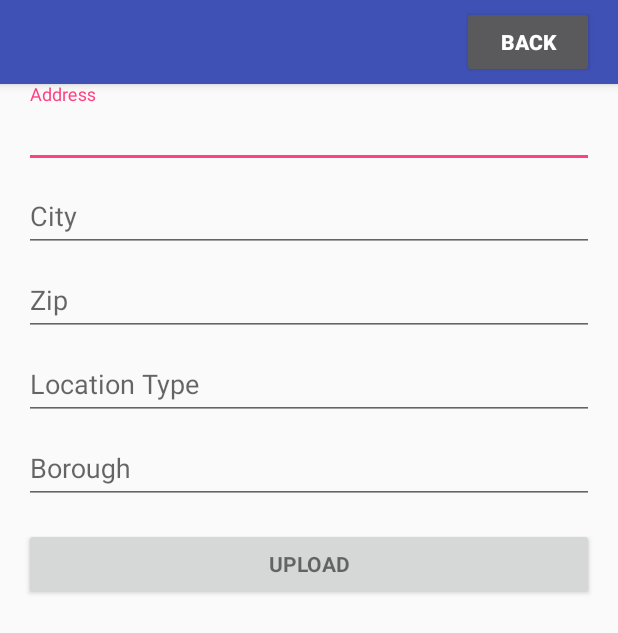
After one commit to prabhathc/2340, an Android app: the AddRatActivity screen opened directly, with no data from a screen before it, on a phone screen of 412 x 824 dp. The commit adds this screen. Shown: the top 633 px of the screen. Run offline under Robolectric (Android 15) with nearby library versions, the phone set to English and light mode, and no system bars; our stand-ins replace Firebase (no records; nobody signed in at launch, a user with empty details on screens opened directly).

Commit message:
added basic add rat activity

```diff
--- a/app/build.gradle
+++ b/app/build.gradle
@@ -38,4 +38,5 @@ dependencies {
 
 
 
+
 apply plugin: 'com.google.gms.google-services'
--- a/app/src/main/AndroidManifest.xml
+++ b/app/src/main/AndroidManifest.xml
@@ -6,6 +6,8 @@
     <uses-permission android:name="android.permission.GET_ACCOUNTS" />
     <uses-permission android:name="android.permission.READ_PROFILE" />
     <uses-permission android:name="android.permission.READ_CONTACTS" />
+    <uses-permission android:name="android.permission.ACCESS_FINE_LOCATION" />
+    <uses-permission android:name="android.permission.INTERNET" />
 
     <application
         android:allowBackup="true"
@@ -27,7 +29,9 @@
             android:name=".MainActivity"
             android:label="@string/title_activity_main"
             android:theme="@style/AppTheme.NoActionBar" />
-        <activity android:name=".RegistrationActivity"></activity>
+        <activity android:name=".RegistrationActivity" />
+        <activity android:name=".AddRatActivity"
+            android:theme="@style/AppTheme.NoActionBar"></activity>
     </application>
 
 </manifest>
--- /dev/null
+++ b/app/src/main/java/cs2340/theratpack/ratapp/AddRatActivity.java
@@ -0,0 +1,145 @@
+package cs2340.theratpack.ratapp;
+
+import android.content.Context;
+import android.content.Intent;
+import android.location.Location;
+import android.location.LocationManager;
+import android.support.v7.app.AppCompatActivity;
+import android.os.Bundle;
+import android.text.TextUtils;
+import android.util.Log;
+import android.view.View;
+
+import android.webkit.GeolocationPermissions;
+import android.widget.Button;
+import android.widget.EditText;
+
+import com.google.firebase.database.DatabaseReference;
+import com.google.firebase.database.FirebaseDatabase;
+
+import java.util.Calendar;
+import java.util.Date;
+
+import static cs2340.theratpack.ratapp.MainActivity.ratModel;
+
+public class AddRatActivity extends AppCompatActivity {
+
+
+    private String uniqueKey = "" + (int) Math.floor(Math.random()*100);
+    private double latitude =40.730610;
+    private double longitude = 	-73.935242;
+    private String createdDate = "" + Calendar.DATE ;
+
+
+    private EditText mLocationType;
+    private EditText mIncidentZip;
+    private EditText mIncidentAddress;
+    private EditText mCity;
+    private EditText mBorough;
+
+    @Override
+    protected void onCreate(Bundle savedInstanceState) {
+
+        super.onCreate(savedInstanceState);
+        setContentView(R.layout.activity_add_rat);
+
+
+        Button upload = (Button)findViewById(R.id.upload_button);
+        upload.setOnClickListener(new View.OnClickListener() {
+            @Override
+            public void onClick(View view) {
+                attemptUploadRat();
+            }
+        });
+
+        Button back = (Button)findViewById(R.id.back);
+        back.setOnClickListener(new View.OnClickListener() {
+            @Override
+            public void onClick(View view) {
+                startActivity(new Intent(AddRatActivity.this, MainActivity.class));
+            }
+        });
+
+        mLocationType = (EditText) findViewById(R.id.location_type);
+        mIncidentZip = (EditText) findViewById(R.id.zip);
+        mIncidentAddress = (EditText) findViewById(R.id.address);
+        mCity = (EditText) findViewById(R.id.city);
+        mBorough = (EditText) findViewById(R.id.borough);
+    }
+    /**
+     * Tag for logging purposes
+     */
+    private static final String TAG = "AddRatActivity";
+
+    private void attemptUploadRat () {
+        // Reset errors.
+        mLocationType.setError(null);
+        mIncidentZip.setError(null);
+        mIncidentAddress.setError(null);
+        mCity.setError(null);
+        mBorough.setError(null);
+
+        // Store values at the time of the login attempt.
+        String locationType = mLocationType.getText().toString();
+        String incidentZip = mIncidentZip.getText().toString();
+        String incidentAddress = mIncidentAddress.getText().toString();
+        String city = mCity.getText().toString();
+        String borough = mBorough.getText().toString();
+
+        boolean cancel = false;
+        View focusView = null;
+
+        // Checks that a locationType was entered
+        if (TextUtils.isEmpty(locationType)) {
+            mLocationType.setError(getString(R.string.error_field_required));
+            focusView = mLocationType;
+            cancel = true;
+        }
+        // Checks that a zip was entered
+        if (TextUtils.isEmpty(incidentZip)) {
+            mIncidentZip.setError(getString(R.string.error_field_required));
+            focusView = mIncidentZip;
+            cancel = true;
+        }
+        // Checks that a address was entered
+        if (TextUtils.isEmpty(incidentAddress)) {
+            mIncidentAddress.setError(getString(R.string.error_field_required));
+            focusView = mIncidentAddress;
+            cancel = true;
+        }
+        // Checks that a city was entered
+        if (TextUtils.isEmpty(city)) {
+            mCity.setError(getString(R.string.error_field_required));
+            focusView = mCity;
+            cancel = true;
+        }
+        // Checks that a borough was entered
+        if (TextUtils.isEmpty(borough)) {
+            mBorough.setError(getString(R.string.error_field_required));
+            focusView = mBorough;
+            cancel = true;
+        }
+
+
+        if (cancel) {
+            // There was an error; don't attempt login and focus the first
+            // form field with an error.
+            focusView.requestFocus();
+        } else {
+            // perform the rat data attempt.
+
+            createRat(locationType,incidentZip,incidentAddress,city, borough);
+
+        }
+
+    }
+
+    private void createRat(String locationType, String incidentZip, String incidentAddress, String city, String borough) {
+        Rat rat = new Rat(uniqueKey,createdDate,locationType,incidentZip,incidentAddress,city,borough,longitude,latitude);
+
+        ratModel.add(0,rat);
+        startActivity(new Intent(AddRatActivity.this, MainActivity.class));
+    }
+
+
+}
--- a/app/src/main/java/cs2340/theratpack/ratapp/RatModel.java
+++ b/app/src/main/java/cs2340/theratpack/ratapp/RatModel.java
@@ -21,6 +21,8 @@ public class RatModel {
 
     public void add(Rat rat) { rats.add(rat); }
 
+    public  void add(int x,Rat rat) {rats.add(x, rat);}
+
     public void deleteAll() { rats = new ArrayList<>(); }
 
     public List<Rat> getRats() { return rats; }
--- /dev/null
+++ b/app/src/main/res/layout/activity_add_rat.xml
@@ -0,0 +1,139 @@
+<?xml version="1.0" encoding="utf-8"?>
+<LinearLayout xmlns:android="http://schemas.android.com/apk/res/android"
+        xmlns:tools="http://schemas.android.com/tools"
+        xmlns:app="http://schemas.android.com/apk/res-auto"
+        android:layout_width="match_parent"
+        android:layout_height="match_parent"
+        android:paddingLeft="0dp"
+        android:paddingRight="0dp"
+        android:orientation="vertical"
+        android:gravity="top"
+        tools:context="cs2340.theratpack.ratapp.AddRatActivity">
+
+        <!-- Include other widget or layout tags here. These are considered
+                "child views" or "children" of the linear layout -->
+    <android.support.design.widget.AppBarLayout
+        android:layout_width="match_parent"
+        android:layout_height="wrap_content"
+        android:theme="@style/AppTheme.AppBarOverlay">
+
+        <android.support.v7.widget.Toolbar
+            android:id="@+id/toolbar_layout"
+            android:layout_width="match_parent"
+            android:layout_height="?attr/actionBarSize"
+            android:background="?attr/colorPrimary"
+            app:popupTheme="@style/AppTheme.PopupOverlay">
+
+            <Button
+                android:id="@+id/back"
+                android:layout_width="wrap_content"
+                android:layout_height="wrap_content"
+                android:layout_gravity="right"
+                android:layout_marginRight="16dp"
+                android:text="Back"
+                android:textStyle="bold" />
+
+        </android.support.v7.widget.Toolbar>
+
+
+    </android.support.design.widget.AppBarLayout>
+    <ScrollView
+        android:id="@+id/rat_form"
+        android:layout_width="match_parent"
+        android:layout_height="match_parent"
+        android:orientation="vertical"
+        tools:layout_editor_absoluteY="8dp"
+        tools:layout_editor_absoluteX="8dp">
+
+        <LinearLayout xmlns:android="http://schemas.android.com/apk/res/android"
+            android:id="@+id/rat_registration_form"
+            android:layout_width="match_parent"
+            android:layout_height="match_parent"
+            android:paddingLeft="16dp"
+            android:paddingRight="16dp"
+            android:orientation="vertical"
+            android:gravity="top">
+
+            <android.support.design.widget.TextInputLayout
+                android:layout_width="match_parent"
+                android:layout_height="wrap_content">
+
+                <AutoCompleteTextView
+                    android:id="@+id/address"
+                    android:layout_width="match_parent"
+                    android:layout_height="wrap_content"
+                    android:hint="@string/address"
+                    android:maxLines="1"
+                    android:singleLine="true" />
+
+                </android.support.design.widget.TextInputLayout>
+
+                <android.support.design.widget.TextInputLayout
+                    android:layout_width="match_parent"
+                    android:layout_height="wrap_content">
+
+                    <AutoCompleteTextView
+                        android:id="@+id/city"
+                        android:layout_width="match_parent"
+                        android:layout_height="wrap_content"
+                        android:hint="@string/city_android_inputtype"
+                        android:maxLines="1"
+                        android:singleLine="true" />
+                </android.support.design.widget.TextInputLayout>
+
+
+
+            <android.support.design.widget.TextInputLayout
+                android:layout_width="match_parent"
+                android:layout_height="wrap_content">
+
+                <AutoCompleteTextView
+                    android:id="@+id/zip"
+                    android:layout_width="match_parent"
+                    android:layout_height="wrap_content"
+                    android:hint="Zip"
+                    android:maxLines="1"
+                    android:singleLine="true" />
+            </android.support.design.widget.TextInputLayout>
+
+            <android.support.design.widget.TextInputLayout
+                android:layout_width="match_parent"
+                android:layout_height="wrap_content">
+
+                <AutoCompleteTextView
+                    android:id="@+id/location_type"
+                    android:layout_width="match_parent"
+                    android:layout_height="wrap_content"
+                    android:hint="Location Type"
+                    android:maxLines="1"
+                    android:singleLine="true" />
+            </android.support.design.widget.TextInputLayout>
+
+            <android.support.design.widget.TextInputLayout
+                android:layout_width="match_parent"
+                android:layout_height="wrap_content">
+            <AutoCompleteTextView
+                android:id="@+id/borough"
+                android:layout_width="match_parent"
+                android:layout_height="wrap_content"
+                android:hint="Borough"
+                android:maxLines="1"
+                android:singleLine="true" />
+            </android.support.design.widget.TextInputLayout>
+
+
+
+                <Button
+                    android:id="@+id/upload_button"
+                    style="?android:textAppearanceSmall"
+                    android:layout_width="match_parent"
+                    android:layout_height="wrap_content"
+                    android:layout_marginTop="16dp"
+                    android:text="Upload"
+                    android:textStyle="bold" />
+
+
+        </LinearLayout>
+    </ScrollView>
+
+</LinearLayout>
--- a/app/src/main/res/values/strings.xml
+++ b/app/src/main/res/values/strings.xml
@@ -18,4 +18,8 @@
         completions."
     </string>
     <string name="title_activity_main">MainActivity</string>
+    <string name="time_of_day">Time of Day</string>
+    <string name="city_android_inputtype">City</string>
+    <string name="number">Number</string>
+    <string name="address">Address</string>
 </resources>
```
Also changed, not shown: app/src/main/java/cs2340/theratpack/ratapp/MainActivity.java (+9 -1 lines).
